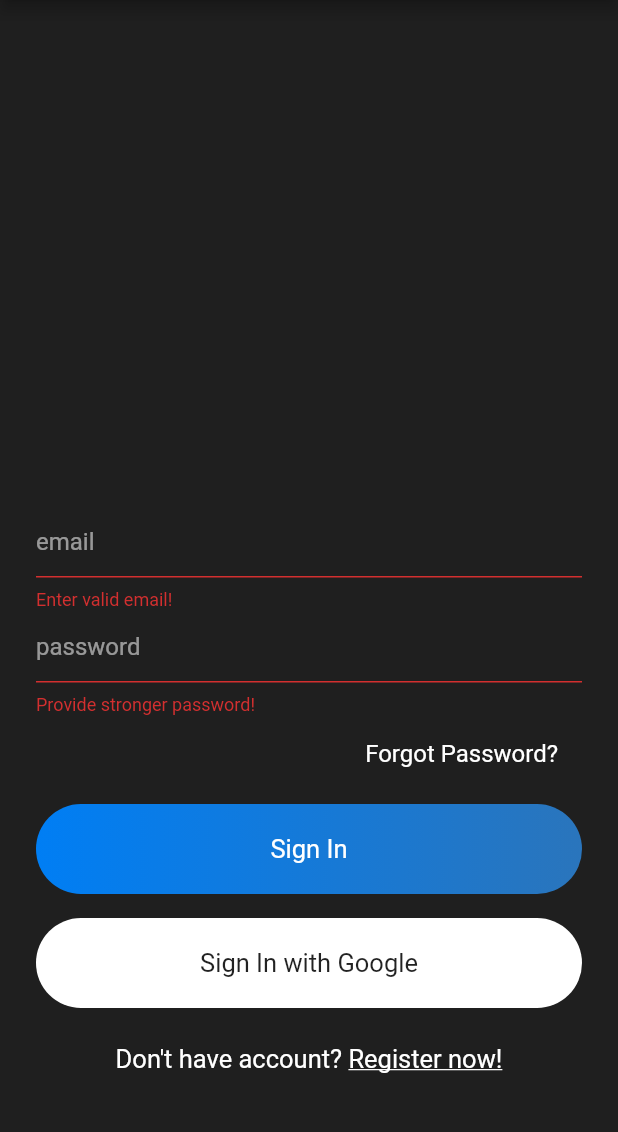
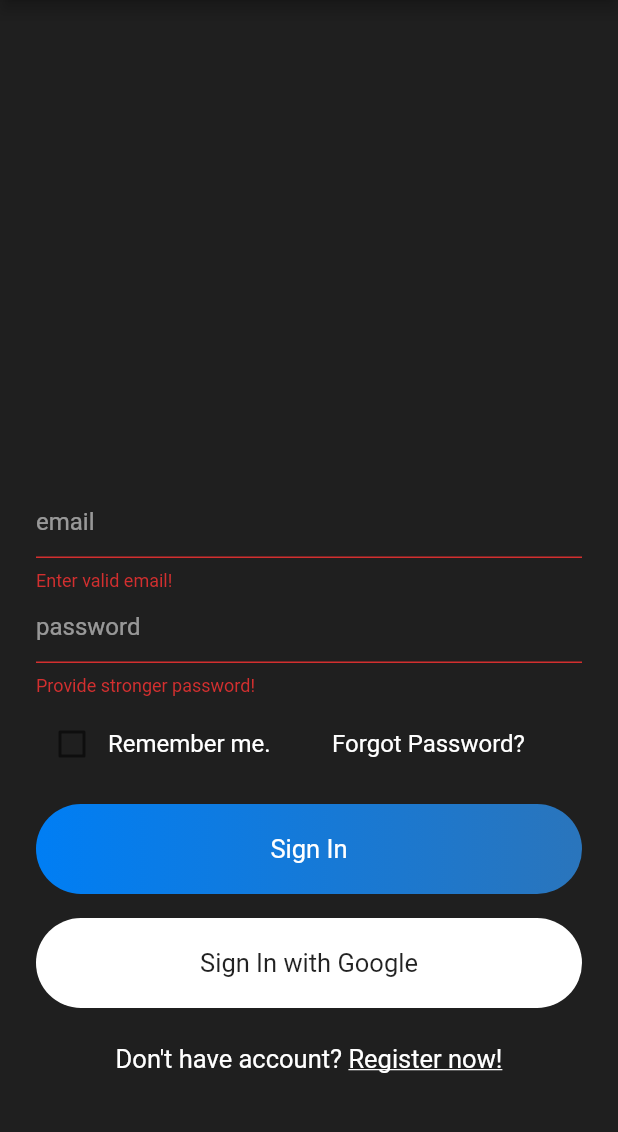
Before and after one commit to Bick95/radio_remote, a Flutter app: the screen it shows after launch, after a tap on "Sign In", on a phone screen of 412 x 824 dp, the part 81-1213 px from its top. Run offline on Flutter 3.47's test engine with Material 2 defaults, Android fonts, the phone set to English and light mode, and no system bars; our stand-ins replace cloud_firestore, firebase_auth, firebase_core, firebase_database, flutter_secure_storage; accounts and stored records are empty.

```diff
--- a/lib/views/signin.dart
+++ b/lib/views/signin.dart
@@ -1,11 +1,14 @@
 import 'package:firebase_auth/firebase_auth.dart';
 import 'package:flutter/cupertino.dart';
 import 'package:flutter/material.dart';
+import 'package:flutter_secure_storage/flutter_secure_storage.dart';
 import 'package:radio_remote/services/auth.dart';
 import 'package:radio_remote/views/device_list.dart';
 import 'package:radio_remote/widgets/widget.dart';
 
 // TODO: add "Remember me"-option
+
+// TODO: add error message when login was unsuccessful
 
 class SignIn extends StatefulWidget {
 
@@ -21,6 +24,7 @@ class _SignInState extends State<SignIn> with SingleTickerProviderStateMixin {
   @override
   void initState() {
     _controller = AnimationController(vsync: this);
+    _readSaveStorage();
     super.initState();
   }
 
@@ -34,6 +38,10 @@ class _SignInState extends State<SignIn> with SingleTickerProviderStateMixin {
 
   AuthMethods authMethods = new AuthMethods();
 
+  final _storage = FlutterSecureStorage();
+  LoginInfo _loginInfo;
+  bool rememberMe = false;
+
   final formKey = GlobalKey<FormState>();
 
   TextEditingController emailTextEditingController = new TextEditingController();
@@ -45,11 +53,25 @@ class _SignInState extends State<SignIn> with SingleTickerProviderStateMixin {
         isLoading = true;
       });
 
+      String email = emailTextEditingController.text.trim();
+      String password = passwordTextEditingController.text.trim();
+
       authMethods.signInWithEmailAndPassword(
-          emailTextEditingController.text.trim(),
-          passwordTextEditingController.text.trim()).then((val){
+          email,
+          password).then((val){
         print("Val::: $val");
         if (val != null && val.runtimeType == User){
+          // Save latest log in data if user wants to
+          if (rememberMe){
+            _storage.write(key: "username", value: email);
+            _storage.write(key: "password", value: password);
+          } else {
+            // Erase what was (potentially) in storage
+            _storage.write(key: "username", value: "");
+            _storage.write(key: "password", value: "");
+          }
+
+          // Go to next page
           Navigator.pushReplacement(context, MaterialPageRoute(
               builder: (context) => DeviceList()
           ));  // Without going back option
@@ -57,6 +79,39 @@ class _SignInState extends State<SignIn> with SingleTickerProviderStateMixin {
         setState(() {
           isLoading = false;
         });
+      });
+    }
+  }
+
+  Future<Null> _readSaveStorage() async {
+    // Read in user's credentials if saved & insert it into TextFormFields
+    try {
+      final all = await _storage.readAll();
+      setState(() {
+        if (all.containsKey("username") && all.containsKey("password")){
+
+          // Get stored credentials
+          String email = all["username"];
+          String password = all["password"];
+
+          // Set credentials into respective text fields
+          emailTextEditingController.text = email;
+          passwordTextEditingController.text = password;
+
+          if (email != "" && password != ""){
+            rememberMe = true; // Data was stored, so default to do it again
+          }
+
+          // Following specific return value not necessarily required anymore
+          return _loginInfo = LoginInfo(all["username"], all["password"]);
+        } else {
+          return _loginInfo = null;
+        }
+      });
+    } catch (exception) {
+      print("No data safely stored? Exception: " + exception.toString());
+      setState(() {
+        return _loginInfo = null;
       });
     }
   }
@@ -102,12 +157,39 @@ class _SignInState extends State<SignIn> with SingleTickerProviderStateMixin {
                     },
                   ),
                   SizedBox(height: 8,), // Space
+                  Row(
+                    children: [
+                      Row(
+                        children: [
+                          Container(
+                            //color: Colors.white,
+                            alignment: Alignment.centerLeft,
+                            child: Checkbox(
+                              value: rememberMe,
+                              checkColor: Colors.white,
+                              activeColor: Colors.lightBlue,
+                              focusColor: Colors.green,
+                              hoverColor: Colors.red,
+                              onChanged: (value){
+                                print("Value: " + value.toString());
+                                setState(() {
+                                  rememberMe = value;
+                                });
+                              }
+                            ),
+                          ),
+                          Text("Remember me.", style: simpleTextStyle(),),
+                        ],
+                      ),
+                      SizedBox(width: 25,),
                       Container(
                         alignment: Alignment.centerRight,
                         child: Container(
                           padding: EdgeInsets.symmetric(horizontal: 16, vertical: 8),
                           child: Text("Forgot Password?", style: simpleTextStyle(),),
                         ),
+                      ),
+                    ],
                   ),
                   SizedBox(height: 16,),
                   GestureDetector(
@@ -175,3 +257,11 @@ class _SignInState extends State<SignIn> with SingleTickerProviderStateMixin {
     );
   }
 }
+
+class LoginInfo {
+
+  LoginInfo(this.username, this.password);
+
+  final String username;
+  final String password;
+}
```
Lines whose indentation alone changed are shown as unchanged.
